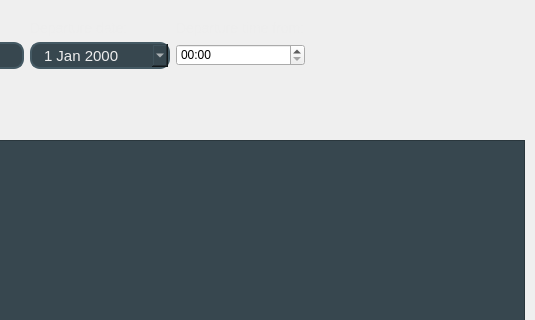
First picture: the form in Lab2/Lab2_proj/ClientPart/buytickets.ui, repository BohdanGunko/clientServetTcpIp, before the edit; both pictures show x 679 to 1214 and y 0 to 320 of the 1214 by 524 pixel window.
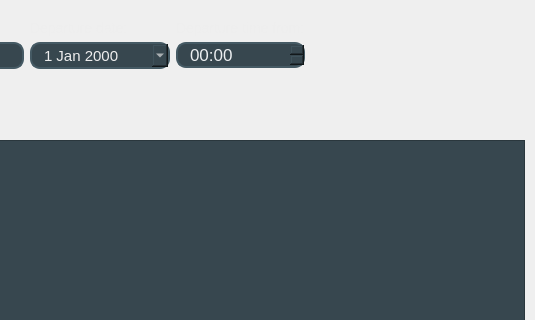
Second picture: the form after the edit. Icons and pictures are not drawn.

Commit message: changes to time edit stylesheet

What changed in the file:
```diff
--- a/Lab2/Lab2_proj/ClientPart/buytickets.ui
+++ b/Lab2/Lab2_proj/ClientPart/buytickets.ui
@@ -20,7 +20,26 @@
    <string>Form</string>
   </property>
   <property name="styleSheet">
-   <string notr="true">/*--------------------------------PopUp calendar--------------------------------*/
+   <string notr="true">/*--------------------------------Time Edit--------------------------------*/
+QTimeEdit{
+icon:none;
+	background-color:#37474F ;
+
+	border-style: solid;
+	border-width: 2px;
+	border-color: #455A64;
+	border-radius: 10px;
+
+	color:#ECEFF1;
+	font-family: &quot;Calibri&quot;;
+	font-size: 17px;
+
+	padding-left:10px;
+	padding-right:10px;
+}
+
+
+/*--------------------------------PopUp calendar--------------------------------*/
 
 QCalendarWidget QToolButton {
 	color:#1b2327;
@@ -529,9 +548,21 @@
           </item>
           <item row="1" column="5">
            <widget class="QTimeEdit" name="TimeEdit">
+            <property name="showGroupSeparator" stdset="0">
+             <bool>false</bool>
+            </property>
+            <property name="currentSection">
+             <enum>QDateTimeEdit::HourSection</enum>
+            </property>
             <property name="displayFormat">
              <string>HH:mm</string>
             </property>
+            <property name="calendarPopup">
+             <bool>false</bool>
+            </property>
+            <property name="currentSectionIndex">
+             <number>0</number>
+            </property>
            </widget>
           </item>
          </layout>
```
Left out of the diff: 3 changed lines with no effect on the pictures. The commit also changes 10 other files.
